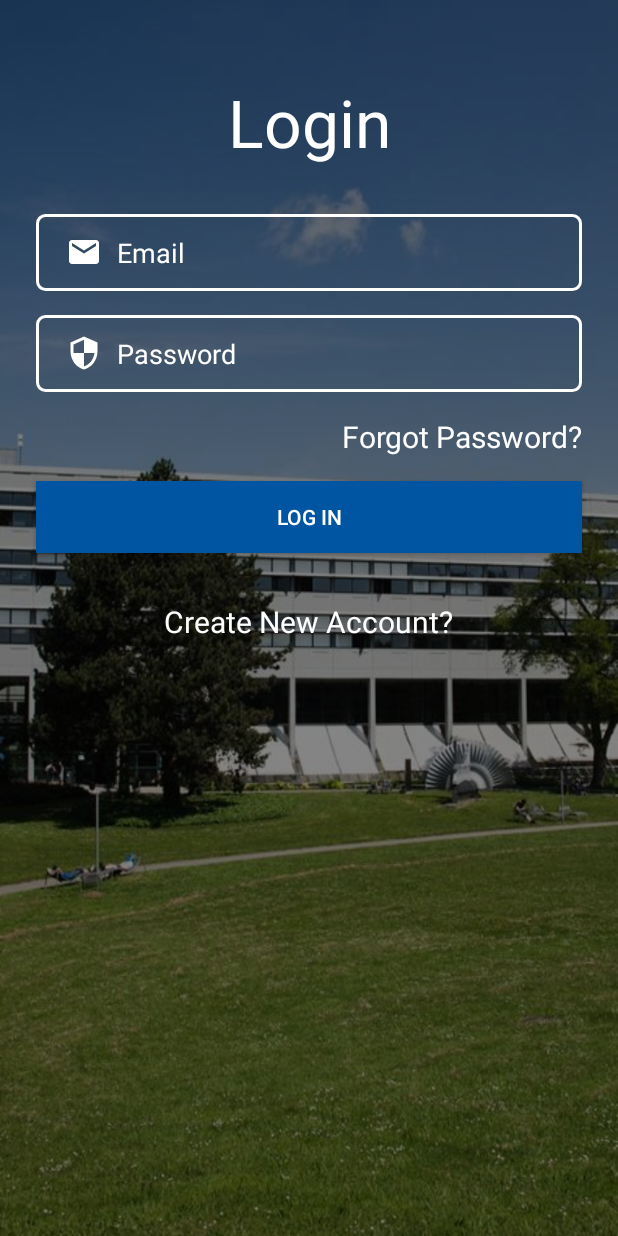
After one commit to thuStudents/-THU, an Android app: the LoginActivity screen opened directly, with no data from a screen before it, on a phone screen of 412 x 824 dp. The commit adds this screen. Run offline under Robolectric (Android 15) with nearby library versions, the phone set to English and light mode, and no system bars.

Commit message:
login and registration mask created

```diff
--- /dev/null
+++ b/app/src/main/java/de/thu/LoginActivity.java
@@ -0,0 +1,14 @@
+package de.thu;
+
+import androidx.appcompat.app.AppCompatActivity;
+
+import android.os.Bundle;
+
+public class LoginActivity extends AppCompatActivity {
+
+    @Override
+    protected void onCreate(Bundle savedInstanceState) {
+        super.onCreate(savedInstanceState);
+        setContentView(R.layout.activity_login);
+    }
+}
--- a/app/src/main/java/de/thu/MainActivity.java
+++ b/app/src/main/java/de/thu/MainActivity.java
@@ -18,6 +18,6 @@ public class MainActivity extends AppCompatActivity {
     protected void onCreate(Bundle savedInstanceState) {
         super.onCreate(savedInstanceState);
         setContentView(R.layout.activity_main);
-        Toast.makeText(MainActivity.this, "Firebase Connection Success",Toast.LENGTH_LONG).show();
+        //Toast.makeText(MainActivity.this, "Firebase Connection Success",Toast.LENGTH_LONG).show();
     }
 }
--- /dev/null
+++ b/app/src/main/res/drawable/ic_baseline_email_24.xml
@@ -0,0 +1,5 @@
+<vector android:height="24dp" android:tint="#FFFFFF"
+    android:viewportHeight="24" android:viewportWidth="24"
+    android:width="24dp" xmlns:android="http://schemas.android.com/apk/res/android">
+    <path android:fillColor="@android:color/white" android:pathData="M20,4L4,4c-1.1,0 -1.99,0.9 -1.99,2L2,18c0,1.1 0.9,2 2,2h16c1.1,0 2,-0.9 2,-2L22,6c0,-1.1 -0.9,-2 -2,-2zM20,8l-8,5 -8,-5L4,6l8,5 8,-5v2z"/>
+</vector>
--- /dev/null
+++ b/app/src/main/res/drawable/ic_baseline_person_24.xml
@@ -0,0 +1,5 @@
+<vector android:height="24dp" android:tint="#FFFFFF"
+    android:viewportHeight="24" android:viewportWidth="24"
+    android:width="24dp" xmlns:android="http://schemas.android.com/apk/res/android">
+    <path android:fillColor="@android:color/white" android:pathData="M12,12c2.21,0 4,-1.79 4,-4s-1.79,-4 -4,-4 -4,1.79 -4,4 1.79,4 4,4zM12,14c-2.67,0 -8,1.34 -8,4v2h16v-2c0,-2.66 -5.33,-4 -8,-4z"/>
+</vector>
--- /dev/null
+++ b/app/src/main/res/drawable/ic_baseline_security_24.xml
@@ -0,0 +1,5 @@
+<vector android:height="24dp" android:tint="#FFFFFF"
+    android:viewportHeight="24" android:viewportWidth="24"
+    android:width="24dp" xmlns:android="http://schemas.android.com/apk/res/android">
+    <path android:fillColor="@android:color/white" android:pathData="M12,1L3,5v6c0,5.55 3.84,10.74 9,12 5.16,-1.26 9,-6.45 9,-12L21,5l-9,-4zM12,11.99h7c-0.53,4.12 -3.28,7.79 -7,8.94L12,12L5,12L5,6.3l7,-3.11v8.8z"/>
+</vector>
--- /dev/null
+++ b/app/src/main/res/drawable/ic_baseline_verified_user_24.xml
@@ -0,0 +1,5 @@
+<vector android:height="24dp" android:tint="#FFFFFF"
+    android:viewportHeight="24" android:viewportWidth="24"
+    android:width="24dp" xmlns:android="http://schemas.android.com/apk/res/android">
+    <path android:fillColor="@android:color/white" android:pathData="M12,1L3,5v6c0,5.55 3.84,10.74 9,12 5.16,-1.26 9,-6.45 9,-12L21,5l-9,-4zM10,17l-4,-4 1.41,-1.41L10,14.17l6.59,-6.59L18,9l-8,8z"/>
+</vector>
--- /dev/null
+++ b/app/src/main/res/drawable/input_bg.xml
@@ -0,0 +1,11 @@
+<?xml version="1.0" encoding="utf-8"?>
+<selector xmlns:android="http://schemas.android.com/apk/res/android">
+
+    <item>
+        <shape>
+            <corners android:radius="5dp" />
+            <stroke android:color="@color/white" android:width="2dp"/>
+        </shape>
+    </item>
+
+</selector>
--- /dev/null
+++ b/app/src/main/res/layout/activity_login.xml
@@ -0,0 +1,121 @@
+<?xml version="1.0" encoding="utf-8"?>
+<androidx.constraintlayout.widget.ConstraintLayout xmlns:android="http://schemas.android.com/apk/res/android"
+    xmlns:app="http://schemas.android.com/apk/res-auto"
+    xmlns:tools="http://schemas.android.com/tools"
+    android:layout_width="match_parent"
+    android:layout_height="match_parent"
+    tools:context=".LoginActivity"
+    android:background="@drawable/bg">
+
+    <View
+        android:layout_width="match_parent"
+        android:layout_height="match_parent"
+        android:background="#7A000000" />
+
+    <ScrollView
+        android:layout_width="match_parent"
+        android:layout_height="match_parent"
+        android:fillViewport="true">
+
+        <androidx.constraintlayout.widget.ConstraintLayout
+            android:layout_width="match_parent"
+            android:layout_height="match_parent">
+
+
+            <TextView
+                android:id="@+id/textView"
+                android:layout_width="wrap_content"
+                android:layout_height="wrap_content"
+                android:layout_marginTop="52dp"
+                android:text="Login"
+                android:textColor="@color/white"
+                android:textSize="44sp"
+                app:layout_constraintEnd_toEndOf="parent"
+                app:layout_constraintStart_toStartOf="parent"
+                app:layout_constraintTop_toTopOf="parent" />
+
+            <EditText
+                android:id="@+id/inputEmail"
+                android:layout_width="0dp"
+                android:layout_height="wrap_content"
+                android:layout_marginStart="24dp"
+                android:layout_marginTop="32dp"
+                android:layout_marginEnd="24dp"
+                android:background="@drawable/input_bg"
+                android:drawableLeft="@drawable/ic_baseline_email_24"
+                android:drawablePadding="10dp"
+                android:ems="10"
+                android:hint="Email"
+                android:inputType="textEmailAddress"
+                android:paddingLeft="20dp"
+                android:paddingTop="13dp"
+                android:paddingRight="20dp"
+                android:paddingBottom="13dp"
+                android:textColor="@color/white"
+                android:textColorHint="@color/white"
+                app:layout_constraintEnd_toEndOf="parent"
+                app:layout_constraintStart_toStartOf="parent"
+                app:layout_constraintTop_toBottomOf="@+id/textView" />
+
+            <EditText
+                android:id="@+id/inputPassword"
+                android:layout_width="0dp"
+                android:layout_height="wrap_content"
+                android:layout_marginTop="16dp"
+                android:background="@drawable/input_bg"
+                android:drawableLeft="@drawable/ic_baseline_security_24"
+                android:drawablePadding="10dp"
+                android:ems="10"
+                android:hint="Password"
+                android:inputType="textPassword"
+                android:paddingLeft="20dp"
+                android:paddingTop="13dp"
+                android:paddingRight="20dp"
+                android:paddingBottom="13dp"
+                android:textColor="@color/white"
+                android:textColorHint="@color/white"
+                app:layout_constraintEnd_toEndOf="@+id/inputEmail"
+                app:layout_constraintStart_toStartOf="@+id/inputEmail"
+                app:layout_constraintTop_toBottomOf="@+id/inputEmail" />
+
+            <TextView
+                android:id="@+id/textView2"
+                android:layout_width="wrap_content"
+                android:layout_height="wrap_content"
+                android:layout_marginTop="16dp"
+                android:text="Forgot Password?"
+                android:textColor="@color/white"
+                android:textSize="20sp"
+                app:layout_constraintEnd_toEndOf="@+id/inputPassword"
+                app:layout_constraintTop_toBottomOf="@+id/inputPassword" />
+
+            <Button
+                android:id="@+id/buttonLogin"
+                android:layout_width="0dp"
+                android:layout_height="wrap_content"
+                android:layout_marginTop="16dp"
+                android:background="#0055a3"
+                android:text="Log In"
+                android:textColor="@color/white"
+                app:layout_constraintEnd_toEndOf="@+id/textView2"
+                app:layout_constraintStart_toStartOf="@+id/inputPassword"
+                app:layout_constraintTop_toBottomOf="@+id/textView2" />
+
+            <TextView
+                android:id="@+id/createNewAccount"
+                android:layout_width="wrap_content"
+                android:layout_height="wrap_content"
+                android:layout_marginTop="32dp"
+                android:text="Create New Account?"
+                android:textColor="@color/white"
+                android:textSize="20sp"
+                app:layout_constraintEnd_toEndOf="@+id/buttonLogin"
+                app:layout_constraintHorizontal_bias="0.498"
+                app:layout_constraintStart_toStartOf="@+id/buttonLogin"
+                app:layout_constraintTop_toBottomOf="@+id/buttonLogin" />
+        </androidx.constraintlayout.widget.ConstraintLayout>
+
+
+    </ScrollView>
+
+</androidx.constraintlayout.widget.ConstraintLayout>
--- a/app/src/main/res/layout/activity_main.xml
+++ b/app/src/main/res/layout/activity_main.xml
@@ -9,7 +9,8 @@
     <TextView
         android:layout_width="wrap_content"
         android:layout_height="wrap_content"
-        android:text="Hello World!"
+        android:text="THU"
+        android:textSize="40dp"
         app:layout_constraintBottom_toBottomOf="parent"
         app:layout_constraintLeft_toLeftOf="parent"
         app:layout_constraintRight_toRightOf="parent"
```
Also changed, not shown: app/src/main/AndroidManifest.xml (+7 -1 lines), app/src/main/java/de/thu/RegisterActivity.java (added, +14 -0 lines), app/src/main/res/layout/activity_register.xml (added, +153 -0 lines), app/src/main/res/drawable-v24/bg.PNG (added).
